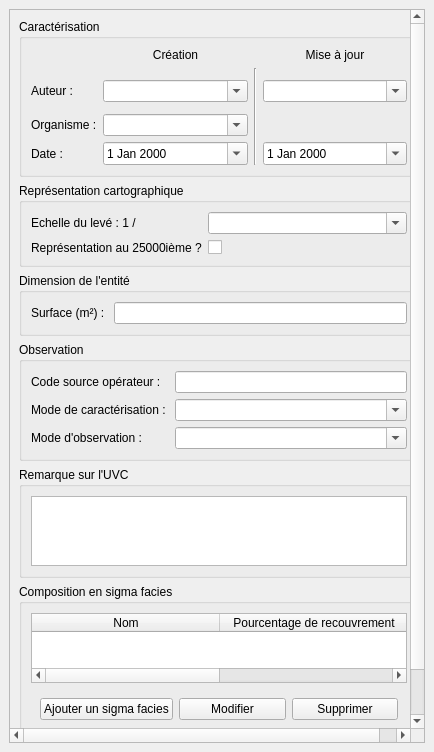
IGNF/saisie_carhab, file src/ui/form_uvc.ui: the form before one commit.
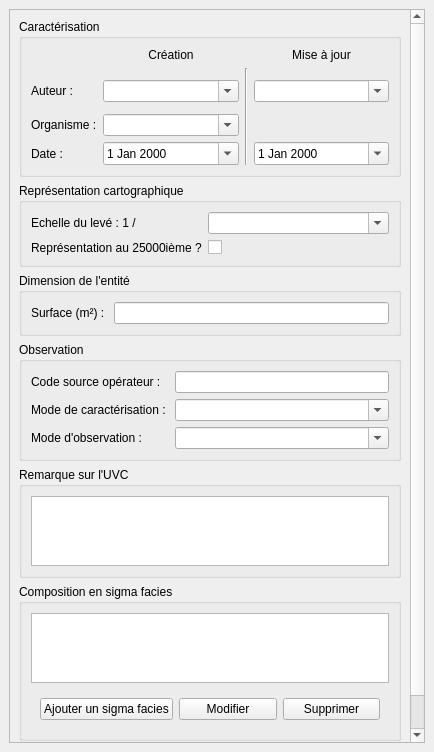
The form after the commit.

Diff of the .ui file:
```diff
--- a/src/ui/form_uvc.ui
+++ b/src/ui/form_uvc.ui
@@ -251,53 +251,10 @@
           </property>
           <layout class="QVBoxLayout" name="verticalLayout_4">
            <item>
-            <widget class="QTableWidget" name="code_serie__pct_recouv">
-             <property name="minimumSize">
-              <size>
-               <width>376</width>
-               <height>0</height>
-              </size>
+            <widget class="QTableWidget" name="tbl_sigmaf">
+             <property name="editTriggers">
+              <set>QAbstractItemView::NoEditTriggers</set>
              </property>
-             <property name="rowCount">
-              <number>0</number>
-             </property>
-             <property name="columnCount">
-              <number>2</number>
-             </property>
-             <attribute name="horizontalHeaderCascadingSectionResizes">
-              <bool>true</bool>
-             </attribute>
-             <attribute name="horizontalHeaderDefaultSectionSize">
-              <number>188</number>
-             </attribute>
-             <attribute name="horizontalHeaderHighlightSections">
-              <bool>true</bool>
-             </attribute>
-             <attribute name="horizontalHeaderShowSortIndicator" stdset="0">
-              <bool>false</bool>
-             </attribute>
-             <attribute name="horizontalHeaderStretchLastSection">
-              <bool>true</bool>
-             </attribute>
-             <attribute name="verticalHeaderVisible">
-              <bool>false</bool>
-             </attribute>
-             <attribute name="verticalHeaderCascadingSectionResizes">
-              <bool>false</bool>
-             </attribute>
-             <attribute name="verticalHeaderStretchLastSection">
-              <bool>false</bool>
-             </attribute>
-             <column>
-              <property name="text">
-               <string>Nom</string>
-              </property>
-             </column>
-             <column>
-              <property name="text">
-               <string>Pourcentage de recouvrement</string>
-              </property>
-             </column>
             </widget>
            </item>
            <item>
```
Left out of the diff: 3 changed lines with no effect on the pictures.
